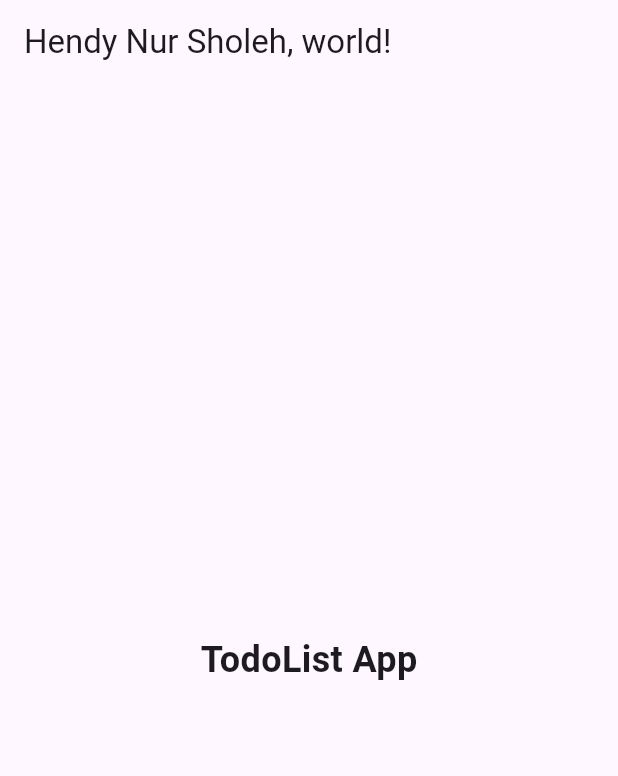
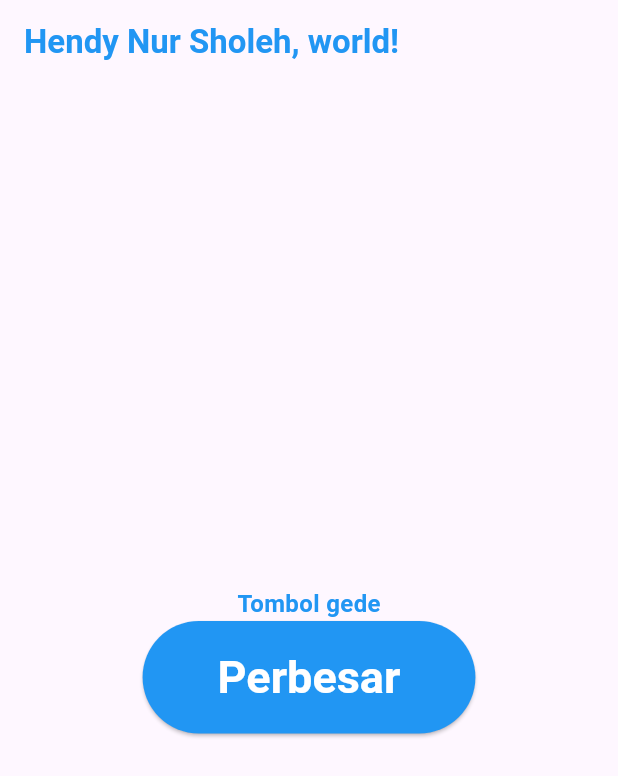
Before and after one commit to HendyNurSholeh/flutter-project, a Flutter app: the screen it shows after launch, on a phone screen of 412 x 824 dp. Shown: the top 776 px of the screen. Run offline on Flutter 3.47's test engine with Material 3 defaults, Android fonts, the phone set to English and light mode, and no system bars.

Commit message:
stateful widget

```diff
--- a/lib/main.dart
+++ b/lib/main.dart
@@ -14,10 +14,10 @@ class MyApp extends StatelessWidget {
       ),
       home: Scaffold(
         appBar: AppBar(
-          title: Text('Hendy Nur Sholeh, world!'),
+          title: Text('Hendy Nur Sholeh, world!', style: TextStyle(color: Colors.blue, fontWeight: FontWeight.bold)),
         ),
         body: Center(
-          child: Heading(text: 'TodoList App'),
+          child: BiggerText(text: "Tombol gede"),
         ),
       ),
     );
@@ -40,3 +40,44 @@ class Heading extends StatelessWidget {
     );
   }
 }
+
+class BiggerText extends StatefulWidget {
+  final String text;
+
+  const BiggerText({Key? key, required this.text}) : super(key: key);
+
+  @override
+  State<BiggerText> createState() => _BiggerTextState();
+}
+
+
+class _BiggerTextState extends State<BiggerText> {
+  double _textSize = 16.0;
+
+  @override
+  Widget build(BuildContext context) {
+    return Column(
+      mainAxisAlignment: MainAxisAlignment.center,
+      children: <Widget>[
+        Text(widget.text, style: TextStyle(fontSize: _textSize, fontWeight: FontWeight.bold, color: Colors.blue)),
+        ElevatedButton(
+          child: const Text("Perbesar", style: TextStyle(color: Colors.white)),
+          onPressed: () {
+            setState(() {
+              if (_textSize == 32.0) {
+                _textSize = 16.0;
+                return;
+              }
+              _textSize = 32.0;
+            });
+          },
+          style: ElevatedButton.styleFrom(
+            backgroundColor: Colors.blue,
+            padding: const EdgeInsets.symmetric(horizontal: 50, vertical: 20),
+            textStyle: const TextStyle(fontSize: 30, fontWeight: FontWeight.bold),
+          )
+        )
+      ],
+    );
+  }
+}
```
